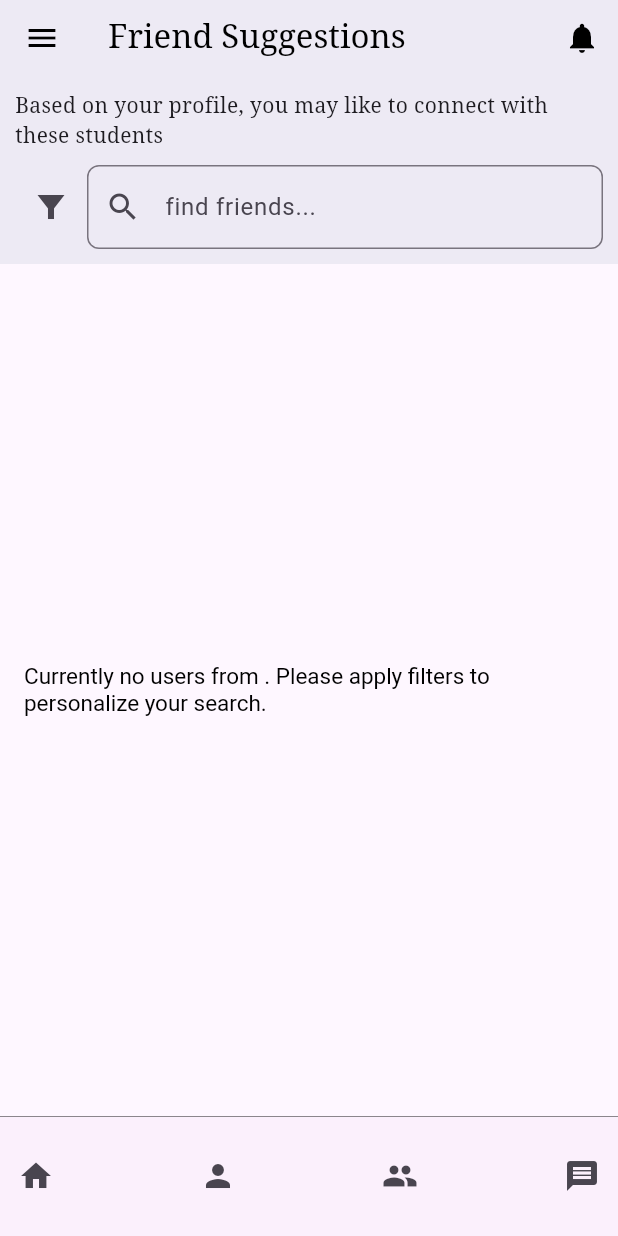
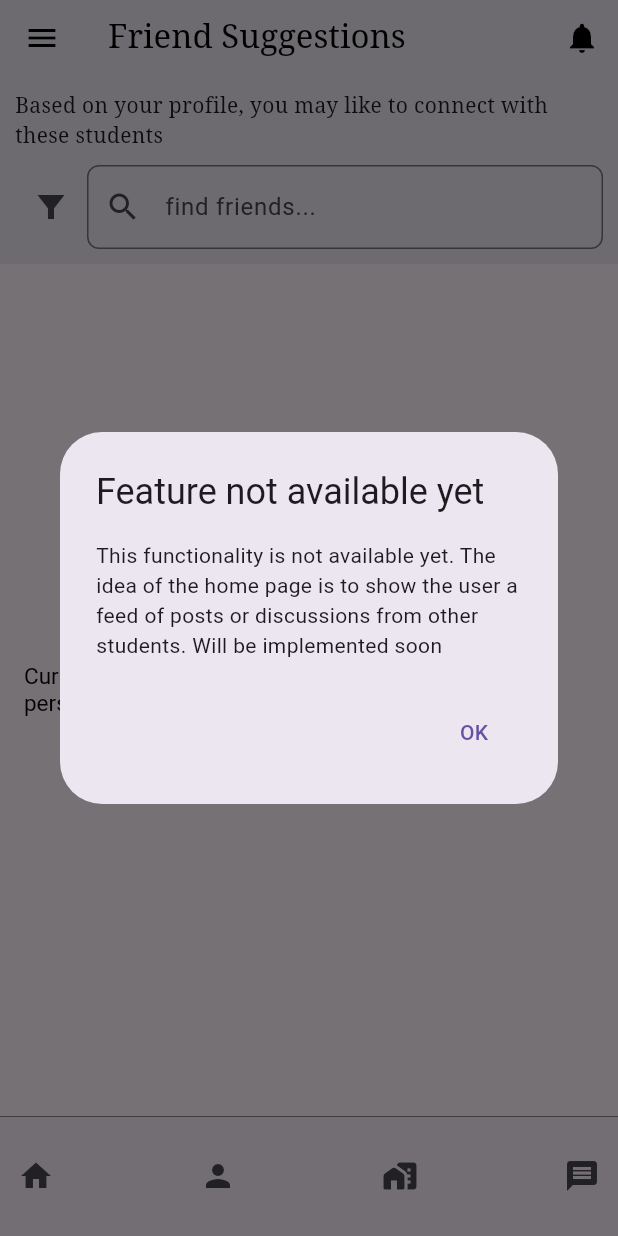
Before and after one commit to Safo-Samson/UniConnect, a Flutter app: the FriendSuggestions screen opened by its route, item 2 of the bottom bar chosen, after a tap on the "home" icon, on a phone screen of 412 x 824 dp. Run offline on Flutter 3.47's test engine with Material 3 defaults, Android fonts, the phone set to English and light mode, and no system bars; our stand-ins replace cloud_firestore, firebase_auth, firebase_core; accounts and stored records are empty.

Commit message:
Navigation with information about future features done

```diff
--- a/lib/constants/routes.dart
+++ b/lib/constants/routes.dart
@@ -13,3 +13,4 @@ const loginOrSignUpRoute = '/login-or-sign-up';
 const loginRoute = '/login';
 const friendSuggestionsRoute = '/friend-suggestions';
 const chatMessagesRoute = '/chat-messages';
+const feedRoute = '/feed';
--- a/lib/widgets/home_bottom_navigation.dart
+++ b/lib/widgets/home_bottom_navigation.dart
@@ -1,6 +1,7 @@
 import 'package:flutter/material.dart';
 import 'package:uniconnect/constants/routes.dart';
 import 'package:uniconnect/utils/Brand/brand_fonts.dart';
+import 'package:uniconnect/utils/dialogs/show_nothing.dart';
 
 class HomeBottomNavigation extends StatelessWidget {
   const HomeBottomNavigation({super.key});
@@ -22,7 +23,8 @@ class HomeBottomNavigation extends StatelessWidget {
             Row(mainAxisAlignment: MainAxisAlignment.spaceBetween, children: [
           IconButton(
             onPressed: () {
-              Navigator.pushNamed(context, '/feed');
+              showNothingDialog(context,
+                  '''This functionality is not available yet. The idea of the home page is to show the user a feed of posts or discussions from other students. Will be implemented soon''');
             },
             icon: const Icon(Icons.home, size: BrandFonts.iconSize),
           ),
@@ -35,9 +37,11 @@ class HomeBottomNavigation extends StatelessWidget {
           ),
           IconButton(
             onPressed: () {
-              Navigator.pushNamed(context, '/groups');
+              showNothingDialog(context,
+                  'This functionality is where students can join groups of students with similar interests. Will be implemented soon');
             },
-            icon: const Icon(Icons.people, size: BrandFonts.iconSize),
+            icon:
+                const Icon(Icons.home_work_rounded, size: BrandFonts.iconSize),
           ),
           IconButton(
             onPressed: () {
```
